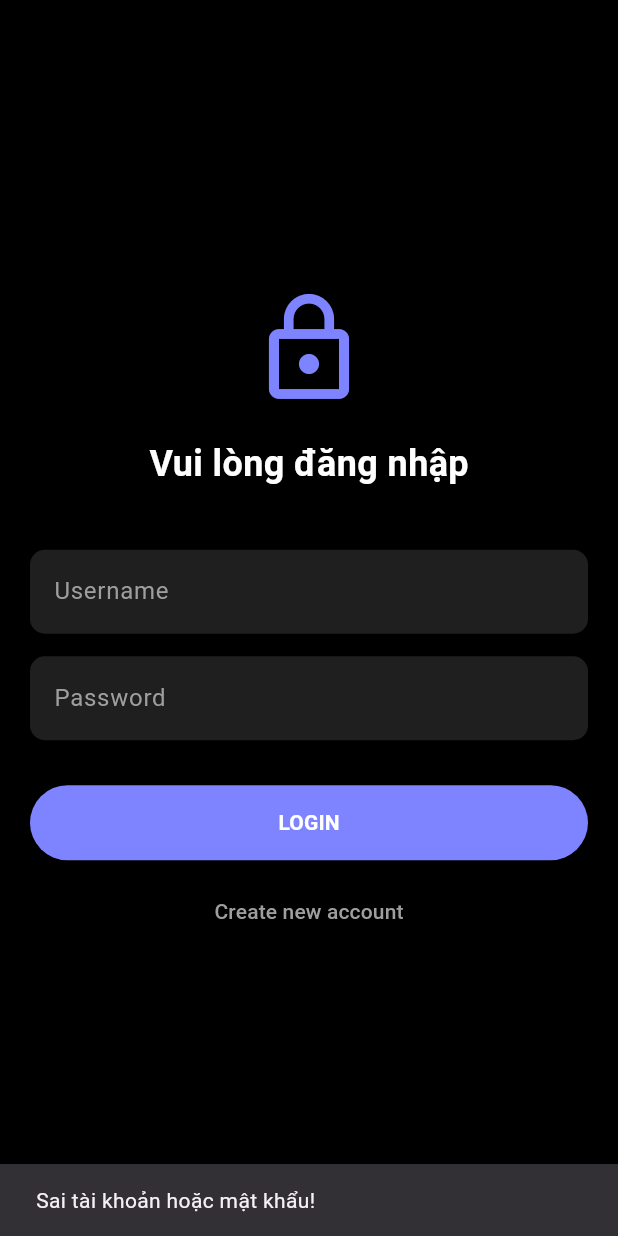
After one commit to TRANCHITHANH/flutter-mobile, a Flutter app: the screen it shows after launch, after a tap on "LOGIN", on a phone screen of 412 x 824 dp. The commit adds this screen. Run offline on Flutter 3.47's test engine with Material 3 defaults, Android fonts, the phone set to English and light mode, and no system bars; our stand-ins replace sqflite, table_calendar; accounts and stored records are empty.

Commit message:
Hoan thanh chuc nang Login va Register

```diff
--- a/lib/main.dart
+++ b/lib/main.dart
@@ -2,22 +2,32 @@ import 'package:flutter/material.dart';
 import 'package:provider/provider.dart';
 import 'providers/todo_provider.dart';
 import 'screens/home_screen.dart';
+import 'screens/login_screen.dart';
 void main() async {
   WidgetsFlutterBinding.ensureInitialized();
+  final provider = TodoProvider();
+  await provider.init(); // Khởi tạo SQLite
 
-  // Khởi tạo Provider (bên trong sẽ gọi SQLite init)
-  final provider = TodoProvider();
-  await provider.init();
+  runApp(ChangeNotifierProvider(
+    create: (_) => provider,
+    child: const MaterialApp(
+      debugShowCheckedModeBanner: false,
+      home: AuthCheck(), // Gọi widget kiểm tra
+    ),
+  ));
+}
 
-  runApp(
-    ChangeNotifierProvider(
-      create: (_) => provider,
-      child: const MaterialApp(
-        debugShowCheckedModeBanner: false,
-        home: HomeScreen(),
-      )
-    )
-  );
+// Widget điều hướng: Chưa login -> LoginScreen, Rồi -> HomeScreen
+class AuthCheck extends StatelessWidget {
+  const AuthCheck({super.key});
+
+  @override
+  Widget build(BuildContext context) {
+    // Lắng nghe biến isLoggedIn trong Provider
+    final isLoggedIn = context.select((TodoProvider p) => p.isLoggedIn);
+
+    return isLoggedIn ? const HomeScreen() : const LoginScreen();
+  }
 }
 
 class MyApp extends StatelessWidget {
--- a/lib/providers/todo_provider.dart
+++ b/lib/providers/todo_provider.dart
@@ -12,38 +12,79 @@ class TodoProvider extends ChangeNotifier {
   //SQLite nằm 0 ổ cứng (lấy chậm) >< biến _tasks lưu trữ tạm 0 RAM (lấy nhanh) nghĩa là:
   //Khi open app thì load data từ SQLite lên _tasks, khi thao tác CRUD thì chỉ cần thao tác trên _tasks rồi đồng bộ ngược lại SQLite
   List<Task> _tasks = [];
-
   //_tasks private --> tạo cổng phụ getter tên là tasks, chỉ cho phép nhìn và lấy dữ liệu qua cổng tasks
   List<Task> get tasks => _tasks;
 
+  bool _isLoggedIn = false;
+  bool get isLoggedIn => _isLoggedIn;
+  String _currentUsername = ""; // Lưu tên người đang đăng nhập
+  String get currentUsername => _currentUsername;
+
   // Tạo bảng
-  final String tableName = 'tasks';
+  final String taskTable = 'tasks';
+  final String userTable = 'users';
 
   // Khởi tạo Database SQLite
   Future<void> init() async {
     // Hàm getDatabasesPath() hỏi hệ điều hành xem thư mục app nằm ở đâu --> join() nối tên file db vào đường dẫn thư mục app (đường dẫn tuyệt đối)
     final dbPath = await getDatabasesPath();
-    final path = join(dbPath, 'calendar_database.db');
+    final path = join(dbPath, 'ThayKhuyen.db');
 
     //Test path ? nếu đã thì mở luôn
     _database = await openDatabase(
       path,
-      version: 1,// ví dụ hôm nay lưu tên & ngày ... tháng sau: lưu thêm hình ảnh -->version: 2, tự động chạy hàm onUpgrade thêm cột  & ko mất dữ liệu cũ
-
-      onCreate: (db, version) { //chưa thì ra lệnh SQLite tạo bảng (giống tạo Sheet trong Excel)
-        return db.execute(
-          'CREATE TABLE $tableName(id TEXT PRIMARY KEY, title TEXT, isCompleted INTEGER, priority TEXT, date TEXT, category TEXT)',
+      version: 1,
+      onCreate: (db, version) async{
+        // Create tasks table including username column for ownership
+        await db.execute(
+          'CREATE TABLE $taskTable(id TEXT PRIMARY KEY, title TEXT, isCompleted INTEGER, priority TEXT, date TEXT, category TEXT, username TEXT)',
+        );
+        await db.execute(
+          'CREATE TABLE $userTable(username TEXT PRIMARY KEY, password TEXT)',
         );
       },
-
     );
-
-    await _loadTasks(); // Tải dữ liệu lên sau khi mở DB
+  }
+  // Đăng ký
+  Future<bool> register(String user, String pass) async {
+    try {
+      await _database!.insert(userTable, {'username': user, 'password': pass});
+      return true; // Thành công
+    } catch (e) {
+      return false;
+    }
   }
 
-  // Hàm đọc dữ liệu từ SQL lên List(hiển thị trên màn hình)
+  // Đăng nhập
+  Future<bool> login(String user, String pass) async {
+    List<Map> maps = await _database!.query(userTable,
+        where: 'username = ? AND password = ?',
+        whereArgs: [user, pass]);
+
+    if (maps.isNotEmpty) {
+      _isLoggedIn = true;
+      _currentUsername = user;
+      await _loadTasks(); // Đăng nhập xong thì tải task của người đó
+      notifyListeners();
+      return true;
+    }
+    return false;
+  }
+
+  // Đăng xuất
+  void logout() {
+    _isLoggedIn = false;
+    _currentUsername = "";
+    _tasks = []; // Xóa danh sách hiển thị
+    notifyListeners();
+  }
+
   Future<void> _loadTasks() async {
-    final List<Map<String, dynamic>> maps = await _database!.query(tableName);
+    // Chỉ lấy Task của người đang đăng nhập
+    final List<Map<String, dynamic>> maps = await _database!.query(taskTable,
+      where: 'username = ?',
+      whereArgs: [_currentUsername]
+    );
     _tasks = List.generate(maps.length, (i) => Task.fromMap(maps[i]));
     notifyListeners();
   }
@@ -58,12 +99,11 @@ class TodoProvider extends ChangeNotifier {
       category: cat
     );
 
-    await _database!.insert(
-      tableName,
-      newTask.toMap(),
-      conflictAlgorithm: ConflictAlgorithm.replace,
-    );
+    // Khi lưu, nhớ lưu kèm username
+    Map<String, dynamic> data = newTask.toMap();
+    data['username'] = _currentUsername;
 
+    await _database!.insert( taskTable, data, conflictAlgorithm: ConflictAlgorithm.replace,);
     _tasks.add(newTask);
     notifyListeners();
   }
@@ -73,44 +113,26 @@ class TodoProvider extends ChangeNotifier {
     final index = _tasks.indexWhere((t) => t.id == id);
     if (index != -1) {
       _tasks[index].isCompleted = !_tasks[index].isCompleted;
-
-      await _database!.update(
-        tableName,
-        _tasks[index].toMap(),
-        where: 'id = ?',
-        whereArgs: [id],
-      );
-
+      Map<String, dynamic> data = _tasks[index].toMap();
+      data['username'] = _currentUsername;
+      await _database!.update(taskTable, data, where: 'id = ?', whereArgs: [id]);
       notifyListeners();
     }
   }
 
   // Xóa Task
   Future<void> delete(String id) async {
-    await _database!.delete(
-      tableName,
-      where: 'id = ?',
-      whereArgs: [id],
-    );
-
+    await _database!.delete(taskTable, where: 'id = ?', whereArgs: [id]);
     _tasks.removeWhere((t) => t.id == id);
     notifyListeners();
   }
 
   // Cập nhật Task
   Future<void> updateTask(Task task) async {
-    await _database!.update(
-      tableName,
-      task.toMap(),
-      where: 'id = ?',
-      whereArgs: [task.id],
-    );
-
-    // Cập nhật list local để giao diện tự đổi
+    Map<String, dynamic> data = task.toMap();
+    data['username'] = _currentUsername; // Đảm bảo không mất chủ sở hữu
+    await _database!.update(taskTable, data, where: 'id = ?', whereArgs: [task.id]);
     final index = _tasks.indexWhere((t) => t.id == task.id);
-    if (index != -1) {
-      _tasks[index] = task;
-      notifyListeners();
-    }
+    if (index != -1) { _tasks[index] = task; notifyListeners(); }
   }
 }
--- /dev/null
+++ b/lib/screens/login_screen.dart
@@ -0,0 +1,92 @@
+import 'package:flutter/material.dart';
+import 'package:provider/provider.dart';
+import '../providers/todo_provider.dart';
+
+class LoginScreen extends StatefulWidget {
+  const LoginScreen({super.key});
+
+  @override
+  State<LoginScreen> createState() => _LoginScreenState();
+}
+
+class _LoginScreenState extends State<LoginScreen> {
+  final _userController = TextEditingController();
+  final _passController = TextEditingController();
+
+  @override
+  Widget build(BuildContext context) {
+    return Scaffold(
+      backgroundColor: Colors.black,
+      body: Padding(
+        padding: const EdgeInsets.all(20),
+        child: Column(
+          mainAxisAlignment: MainAxisAlignment.center,
+          children: [
+            const Icon(Icons.lock_outline, size: 80, color: Color(0xFF7E84FF)),
+            const SizedBox(height: 20),
+            const Text("Vui lòng đăng nhập", style: TextStyle(color: Colors.white, fontSize: 24, fontWeight: FontWeight.bold)),
+            const SizedBox(height: 40),
+
+            TextField(
+              controller: _userController,
+              style: const TextStyle(color: Colors.white),
+              decoration: InputDecoration(
+                hintText: "Username", hintStyle: const TextStyle(color: Colors.grey),
+                filled: true, fillColor: const Color(0xFF1F1F1F),
+                border: OutlineInputBorder(borderRadius: BorderRadius.circular(10), borderSide: BorderSide.none)
+              ),
+            ),
+            const SizedBox(height: 15),
+            TextField(
+              controller: _passController,
+              obscureText: true, // Ẩn mật khẩu
+              style: const TextStyle(color: Colors.white),
+              decoration: InputDecoration(
+                hintText: "Password", hintStyle: const TextStyle(color: Colors.grey),
+                filled: true, fillColor: const Color(0xFF1F1F1F),
+                border: OutlineInputBorder(borderRadius: BorderRadius.circular(10), borderSide: BorderSide.none)
+              ),
+            ),
+            const SizedBox(height: 30),
+
+            // Nút Đăng Nhập
+            SizedBox(
+              width: double.infinity,
+              height: 50,
+              child: ElevatedButton(
+                style: ElevatedButton.styleFrom(backgroundColor: const Color(0xFF7E84FF)),
+                onPressed: () async {
+                  final provider = Provider.of<TodoProvider>(context, listen: false);
+                  bool success = await provider.login(_userController.text, _passController.text);
+                  if (!success) {
+                    ScaffoldMessenger.of(context).showSnackBar(const SnackBar(content: Text("Sai tài khoản hoặc mật khẩu!")));
+                  }
+                },
+                child: const Text("LOGIN", style: TextStyle(color: Colors.white, fontWeight: FontWeight.bold)),
+              ),
+            ),
+            const SizedBox(height: 10),
+
+            // Nút Đăng Ký
+            TextButton(
+              onPressed: () async {
+                final provider = Provider.of<TodoProvider>(context, listen: false);
+                if (_userController.text.isEmpty || _passController.text.isEmpty) {
+                   ScaffoldMessenger.of(context).showSnackBar(const SnackBar(content: Text("Vui lòng nhập đầy đủ!")));
+                   return;
+                }
+                bool success = await provider.register(_userController.text, _passController.text);
+                if (success) {
+                  ScaffoldMessenger.of(context).showSnackBar(const SnackBar(content: Text("Đăng ký thành công! Hãy đăng nhập.")));
+                } else {
+                  ScaffoldMessenger.of(context).showSnackBar(const SnackBar(content: Text("Tài khoản đã tồn tại!")));
+                }
+              },
+              child: const Text("Create new account", style: TextStyle(color: Colors.grey)),
+            )
+          ],
+        ),
+      ),
+    );
+  }
+}
```
Also changed, not shown: lib/screens/home_screen.dart (+21 -0 lines).
